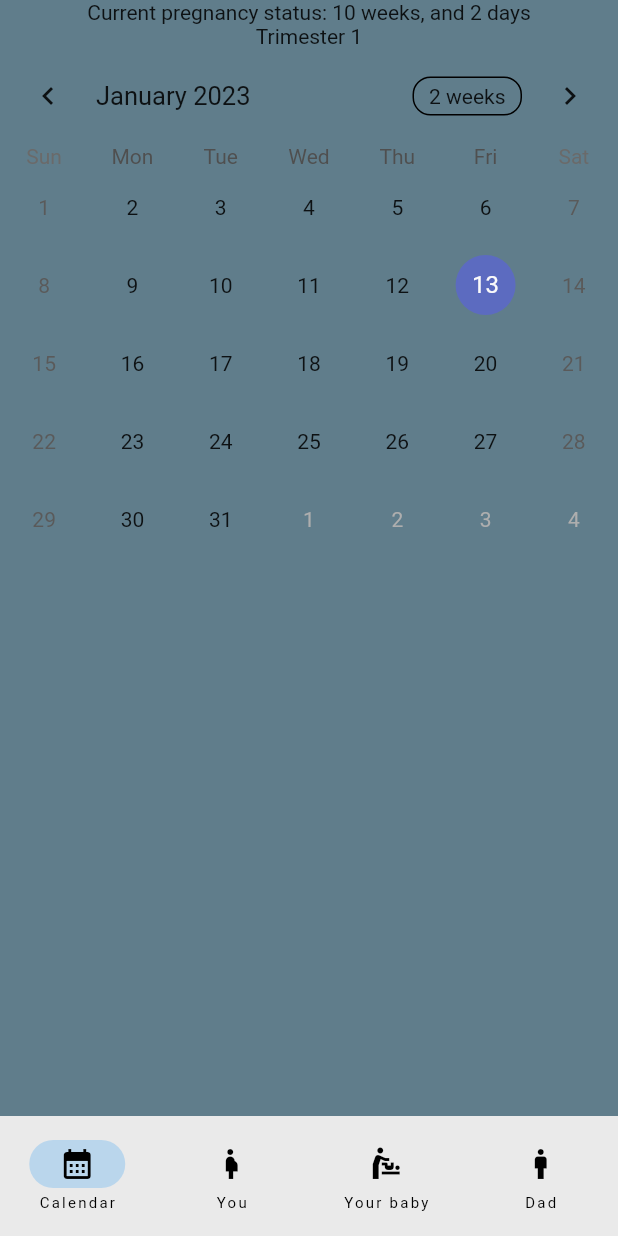
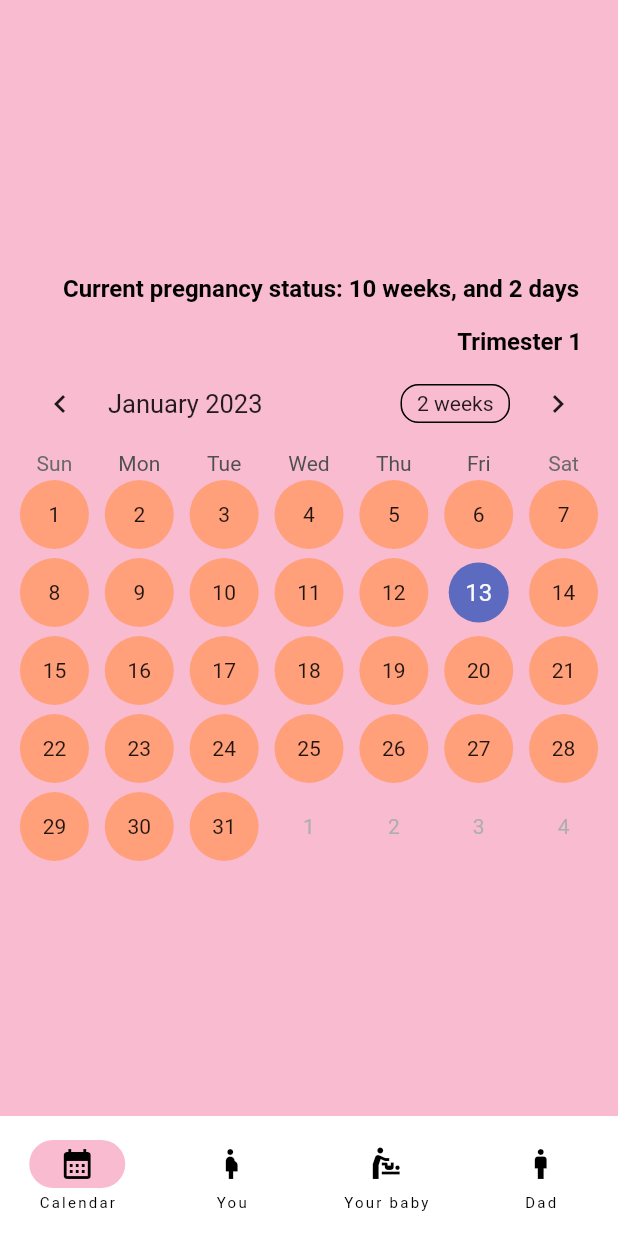
Before and after one commit to ovicristurean/baby-age, a Flutter app: the screen it shows after launch, on a phone screen of 412 x 824 dp. Run offline on Flutter 3.47's test engine with Material 2 defaults, Android fonts, the phone set to English and light mode, and no system bars; drawn by our look-alikes of table_calendar.

Commit message:
apply light and dark theme for the app

```diff
--- a/lib/bottom_nav_bar.dart
+++ b/lib/bottom_nav_bar.dart
@@ -16,6 +16,8 @@ class _AppBottomNavigationBarState extends State<AppBottomNavigationBar> {
   @override
   Widget build(BuildContext context) {
     return NavigationBar(
+      backgroundColor: Theme.of(context).colorScheme.background,
+      indicatorColor: Theme.of(context).colorScheme.primary,
       onDestinationSelected: (int index) {
         setState(() {
           currentPageIndex = index;
--- /dev/null
+++ b/lib/main.dart
@@ -0,0 +1,93 @@
+import 'package:baby_age/bottom_nav_bar.dart';
+import 'package:baby_age/presentation/screens/baby_calendar_screen.dart';
+import 'package:flutter/material.dart';
+
+void main() {
+  runApp(const MyApp());
+}
+
+class MyApp extends StatelessWidget {
+  const MyApp({super.key});
+
+  // This widget is the root of your application.
+  @override
+  Widget build(BuildContext context) {
+    return MaterialApp(
+      title: 'Flutter Demo',
+      debugShowCheckedModeBanner: false,
+      theme: ThemeData(
+        colorScheme: const ColorScheme(
+          brightness: Brightness.light,
+          primary: Color(0xFFF8BBD0),
+          onPrimary: Color(0xFF000000),
+          secondary: Color(0xFFECEFF1),
+          onSecondary: Color(0xFF000000),
+          tertiary: Color(0xFFF5F5DC),
+          onTertiary: Color(0xFF000000),
+          error: Colors.red,
+          onError: Colors.white,
+          background: Color(0xFFFFFFFF),
+          onBackground: Color(0xFF000000),
+          surface: Color(0xFFFFFFFF),
+          onSurface: Color(0xFF000000),
+        ),
+      ),
+      darkTheme: ThemeData(
+        colorScheme: const ColorScheme(
+          brightness: Brightness.dark,
+          primary: Color(0xFFE91E63),
+          onPrimary: Color(0xFFFFFFFF),
+          secondary: Color(0xFF263238),
+          onSecondary: Color(0xFFFFFFFF),
+          tertiary: Color(0xFF9C27B0),
+          onTertiary: Color(0xFFFFFFFF),
+          error: Colors.red,
+          onError: Colors.white,
+          background: Color(0xFF263238),
+          onBackground: Color(0xFFFFFFFF),
+          surface: Color(0xFF000000),
+          onSurface: Color(0xFFFFFFFF),
+        ),
+      ),
+      home: const MyHomePage(),
+    );
+  }
+}
+
+class MyHomePage extends StatefulWidget {
+  const MyHomePage({super.key});
+
+  @override
+  State<MyHomePage> createState() => _MyHomePageState();
+}
+
+class _MyHomePageState extends State<MyHomePage> {
+  int selectedPageIndex = 0;
+
+  @override
+  Widget build(BuildContext context) {
+    return Scaffold(
+      body: <Widget>[
+        BabyCalendarScreen(
+          screenBackground: Theme.of(context).colorScheme.primary,
+        ),
+        Container(
+          color: Theme.of(context).colorScheme.tertiary,
+        ),
+        Container(
+          color: Theme.of(context).colorScheme.secondary,
+        ),
+        Container(
+          color: Colors.green,
+        ),
+      ][selectedPageIndex],
+      bottomNavigationBar: AppBottomNavigationBar(
+        onPageSelected: (selectedPageIndex) {
+          setState(() {
+            this.selectedPageIndex = selectedPageIndex;
+          });
+        },
+      ),
+    );
+  }
+}
--- a/lib/presentation/main.dart
+++ /dev/null
@@ -1,62 +0,0 @@
-import 'package:baby_age/bottom_nav_bar.dart';
-import 'package:baby_age/presentation/screens/baby_calendar_screen.dart';
-import 'package:flutter/material.dart';
-
-void main() {
-  runApp(const MyApp());
-}
-
-class MyApp extends StatelessWidget {
-  const MyApp({super.key});
-
-  // This widget is the root of your application.
-  @override
-  Widget build(BuildContext context) {
-    return MaterialApp(
-      title: 'Flutter Demo',
-      debugShowCheckedModeBanner: false,
-      theme: ThemeData(
-        primarySwatch: Colors.blue,
-      ),
-      home: const MyHomePage(),
-    );
-  }
-}
-
-class MyHomePage extends StatefulWidget {
-  const MyHomePage({super.key});
-
-  @override
-  State<MyHomePage> createState() => _MyHomePageState();
-}
-
-class _MyHomePageState extends State<MyHomePage> {
-  int selectedPageIndex = 0;
-
-  @override
-  Widget build(BuildContext context) {
-    return Scaffold(
-      body: SafeArea(
-        child: <Widget>[
-          const BabyCalendarScreen(),
-          Container(
-            color: Colors.teal,
-          ),
-          Container(
-            color: Colors.blue,
-          ),
-          Container(
-            color: Colors.green,
-          ),
-        ][selectedPageIndex],
-      ),
-      bottomNavigationBar: AppBottomNavigationBar(
-        onPageSelected: (selectedPageIndex) {
-          setState(() {
-            this.selectedPageIndex = selectedPageIndex;
-          });
-        },
-      ),
-    );
-  }
-}
--- a/lib/presentation/screens/baby_calendar_screen.dart
+++ b/lib/presentation/screens/baby_calendar_screen.dart
@@ -2,7 +2,10 @@ import 'package:flutter/material.dart';
 import 'package:table_calendar/table_calendar.dart';
 
 class BabyCalendarScreen extends StatefulWidget {
-  const BabyCalendarScreen({Key? key}) : super(key: key);
+  final Color? screenBackground;
+
+  const BabyCalendarScreen({Key? key, required this.screenBackground})
+      : super(key: key);
 
   @override
   State<BabyCalendarScreen> createState() => _BabyCalendarScreenState();
@@ -22,13 +25,37 @@ class _BabyCalendarScreenState extends State<BabyCalendarScreen> {
         "${currentPregnancyDuration.inDays ~/ 7} weeks, and ${currentPregnancyDuration.inDays % 7} days";
 
     return Container(
-      color: Colors.blueGrey,
-      child: Center(
+      color: widget.screenBackground,
+      child: Padding(
+        padding: const EdgeInsets.all(8.0),
         child: Column(
+          mainAxisAlignment: MainAxisAlignment.center,
+          crossAxisAlignment: CrossAxisAlignment.center,
           children: [
-            Text("Current pregnancy status: $currentProgress"),
-            Text(
-                "Trimester ${calculateTrimester(currentPregnancyDuration.inDays)}"),
+            Padding(
+              padding: const EdgeInsets.only(left: 16.0, top: 16.0),
+              child: Text(
+                "Current pregnancy status: $currentProgress",
+                style: Theme.of(context).textTheme.titleMedium?.copyWith(
+                      color: Theme.of(context).colorScheme.onBackground,
+                      fontWeight: FontWeight.bold,
+                    ),
+                textAlign: TextAlign.center,
+              ),
+            ),
+            Padding(
+              padding: const EdgeInsets.only(right: 16.0, top: 16.0),
+              child: Align(
+                alignment: Alignment.topRight,
+                child: Text(
+                  "Trimester ${calculateTrimester(currentPregnancyDuration.inDays)}",
+                  style: Theme.of(context).textTheme.titleMedium?.copyWith(
+                        color: Theme.of(context).colorScheme.onBackground,
+                        fontWeight: FontWeight.bold,
+                      ),
+                ),
+              ),
+            ),
             TableCalendar(
               firstDay: firstDay,
               lastDay: lastDay,
@@ -43,6 +70,20 @@ class _BabyCalendarScreenState extends State<BabyCalendarScreen> {
               onPageChanged: (focused) {
                 focusedDay = focused;
               },
+              calendarBuilders: CalendarBuilders(
+                defaultBuilder: (context, day, focusedDay) {
+                  return Padding(
+                    padding: const EdgeInsets.all(3.0),
+                    child: Container(
+                      decoration: BoxDecoration(
+                        color: getCellColor(firstDay, day),
+                        shape: BoxShape.circle,
+                      ),
+                      child: Center(child: Text(day.day.toString())),
+                    ),
+                  );
+                },
+              ),
             )
           ],
         ),
@@ -59,8 +100,37 @@ class _BabyCalendarScreenState extends State<BabyCalendarScreen> {
       return 1;
     } else if (currentDay > 98 && currentDay <= 196) {
       return 2;
+    } else if (currentDay > 196 && currentDay <= 280) {
+      return 3;
     } else {
-      return 3;
+      return 4;
+    }
+  }
+
+  Color getCellColor(DateTime firstDay, DateTime cellDay) {
+    int currentProgress = getCurrentPregnancyProgress(firstDay, cellDay).inDays;
+    int trimester = calculateTrimester(currentProgress);
+
+    switch (trimester) {
+      case 1:
+        {
+          return const Color(0xFFFFA07A);
+        }
+
+      case 2:
+        {
+          return const Color(0xFFFFD700);
+        }
+
+      case 3:
+        {
+          return const Color(0xFF9B870C);
+        }
+
+      default:
+        {
+          return Colors.transparent;
+        }
     }
   }
 }
```
Also changed, not shown: 4 other files.
